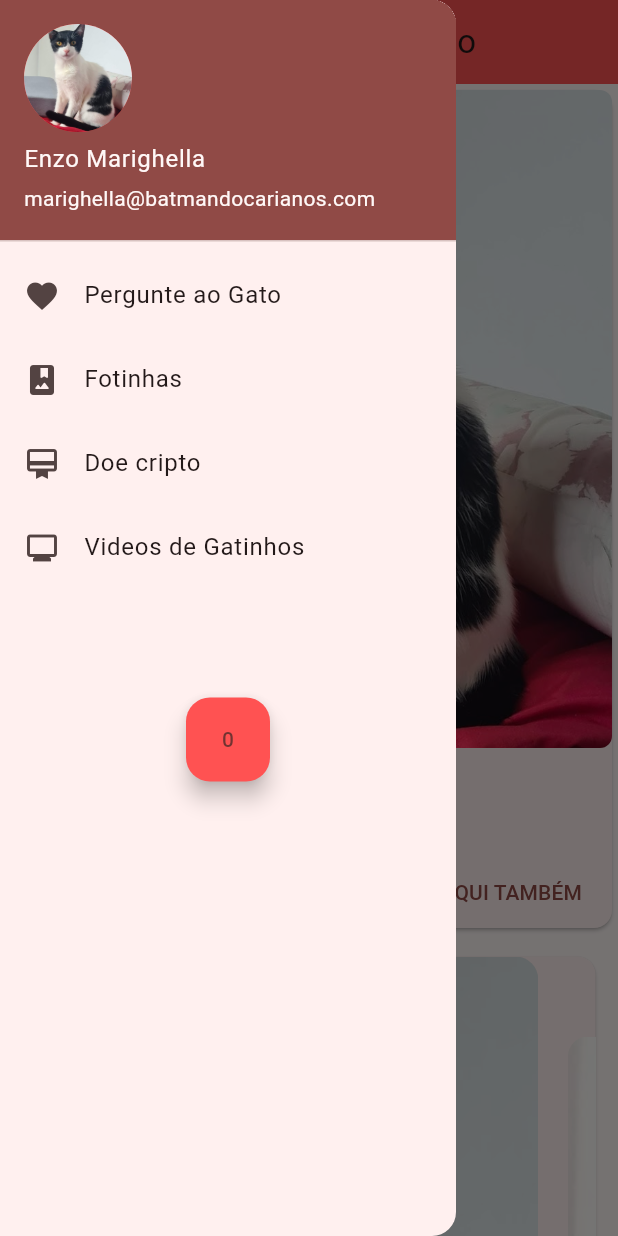
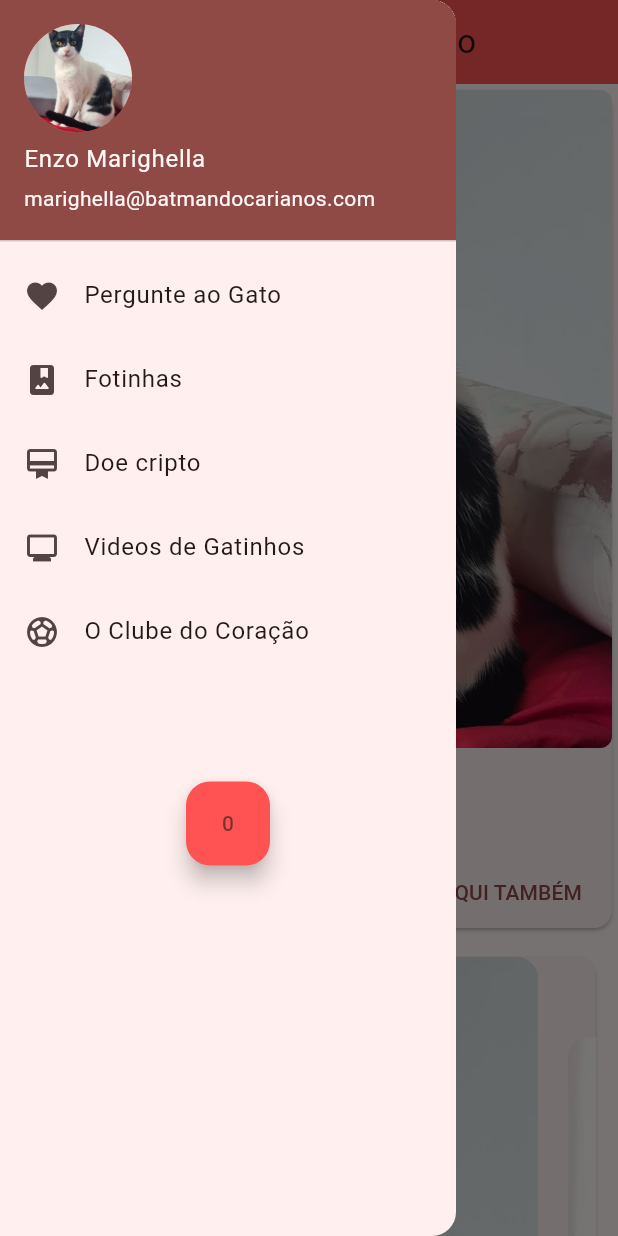
Before and after one commit to martynsdk/a_vida_de_mariguelinho, a Flutter app: the screen it shows after launch, with the side drawer open, on a phone screen of 412 x 824 dp. Run offline on Flutter 3.47's test engine with Material 2 defaults, Android fonts, the phone set to English and light mode, and no system bars; drawn by our look-alikes of avatar_glow, carousel_slider; our stand-ins replace assets_audio_player, firebase_core, speech_to_text, youtube_player_flutter; missing offline and left inert: highlight_text; accounts and stored records are empty.

Commit message:
Soccer Team

```diff
--- a/lib/ask_the_cat.dart
+++ b/lib/ask_the_cat.dart
@@ -36,11 +36,46 @@ class _AskTheCatState extends State<AskTheCat> {
         fontWeight: FontWeight.bold,
       ),
     ),
+    'Maconha': HighlightedWord(
+      onTap: () => print('Maconha'),
+      textStyle: const TextStyle(
+        color: Colors.yellow,
+        fontWeight: FontWeight.bold,
+      ),
+    ),
+    'Vida': HighlightedWord(
+      onTap: () => print('Vida'),
+      textStyle: const TextStyle(
+        color: Colors.red,
+        fontWeight: FontWeight.bold,
+      ),
+    ),
+    'Deus': HighlightedWord(
+      onTap: () => print('Deus'),
+      textStyle: const TextStyle(
+        color: Colors.green,
+        fontWeight: FontWeight.bold,
+      ),
+    ),
+    'Aqui': HighlightedWord(
+      onTap: () => print('Aqui'),
+      textStyle: const TextStyle(
+        color: Colors.pink,
+        fontWeight: FontWeight.bold,
+      ),
+    ),
+    'Quando': HighlightedWord(
+      onTap: () => print('Quando'),
+      textStyle: const TextStyle(
+        color: Colors.brown,
+        fontWeight: FontWeight.bold,
+      ),
+    ),
   };
 
   stt.SpeechToText _speech = stt.SpeechToText();
   bool _isListening = false;
-  String _text = 'Fale um pouco mais';
+  String _text = 'Faça uma pergunta e terá uma resposta';
   double _confidence = 1.0;
 
   @override
@@ -62,7 +97,7 @@ class _AskTheCatState extends State<AskTheCat> {
     return Scaffold(
       appBar: AppBar(
         backgroundColor: Theme.of(context).primaryColor,
-        title: Text('Confidence: ${(_confidence * 100.0).toStringAsFixed(1)}%'),
+        title: const Text('Pergunte ao Gato'),
         centerTitle: true,
       ),
       floatingActionButtonLocation: FloatingActionButtonLocation.centerFloat,
--- a/lib/main.dart
+++ b/lib/main.dart
@@ -1,6 +1,7 @@
 import 'package:a_vida_de_mariguelinho/ask_the_cat.dart';
 import 'package:a_vida_de_mariguelinho/funny_cat_videos.dart';
 import 'package:a_vida_de_mariguelinho/marighellos_pictures.dart';
+import 'package:a_vida_de_mariguelinho/soccer_team.dart';
 import 'package:avatar_glow/avatar_glow.dart';
 import 'package:flutter/services.dart';
 import 'crypto.dart';
@@ -330,6 +331,21 @@ class _MyHomePageState extends State<MyHomePage> {
               hoverColor: Colors.redAccent,
             ),
 
+            ListTile(
+              title: const Text('O Clube do Coração'),
+              leading: const Icon(Icons.sports_soccer),
+              onTap: () {
+                SystemChrome.setPreferredOrientations(
+                    [DeviceOrientation.portraitUp]);
+                Navigator.push(context, MaterialPageRoute(builder: (context) {
+                  return const SoccerTeam();
+                }));
+                // Update the state of the app.
+                // ...
+              },
+              hoverColor: Colors.redAccent,
+            ),
+
 
             AvatarGlow(
               glowColor: Theme.of(context).primaryColor,
--- /dev/null
+++ b/lib/soccer_team.dart
@@ -0,0 +1,49 @@
+import 'package:flutter/material.dart';
+
+class SoccerTeam extends StatefulWidget {
+  const SoccerTeam({Key? key}) : super(key: key);
+
+  Widget build(BuildContext context) {
+    return MaterialApp(
+      debugShowCheckedModeBanner: false,
+      title: 'A vida de Mariguelinho',
+      theme: ThemeData(
+        primaryColor: Colors.redAccent,
+        useMaterial3: true,
+        colorScheme: ColorScheme.fromSeed(seedColor: Colors.redAccent),
+      ),
+      home: const SoccerTeam(),
+    );
+  }
+
+  @override
+  _SoccerTeam createState() => _SoccerTeam();
+}
+
+class _SoccerTeam extends State<SoccerTeam> {
+
+  @override
+  Widget build(BuildContext context) {
+    return Scaffold(
+      appBar: AppBar(
+        backgroundColor: Theme
+            .of(context)
+            .primaryColor,
+        title: const Text('O Clube do Coração'),
+        centerTitle: true,
+      ),
+
+      body: Container(
+          width: double.infinity,
+        height: double.infinity,
+        child: Image.asset('assets/images/sport_club_internacional/sportclubinternacional1.gif', fit: BoxFit.fill)
+      ),
+
+
+
+
+
+    );
+  }
+
+}
--- a/pubspec.yaml
+++ b/pubspec.yaml
@@ -135,6 +135,7 @@ flutter:
       - assets/images/crypto_home/usdcoin_qrcode.png
       - assets/images/crypto_home/cardano_qrcode.png
       - assets/images/crypto_home/pix_qrcode.png
+      - assets/images/sport_club_internacional/sportclubinternacional1.gif
       - assets/audio/meow1.mp3
       - assets/audio/meow2.mp3
       - assets/audio/meow3.mp3
```
Also changed, not shown: assets/images/sport_club_internacional/sportclubinternacional1.gif (added).
